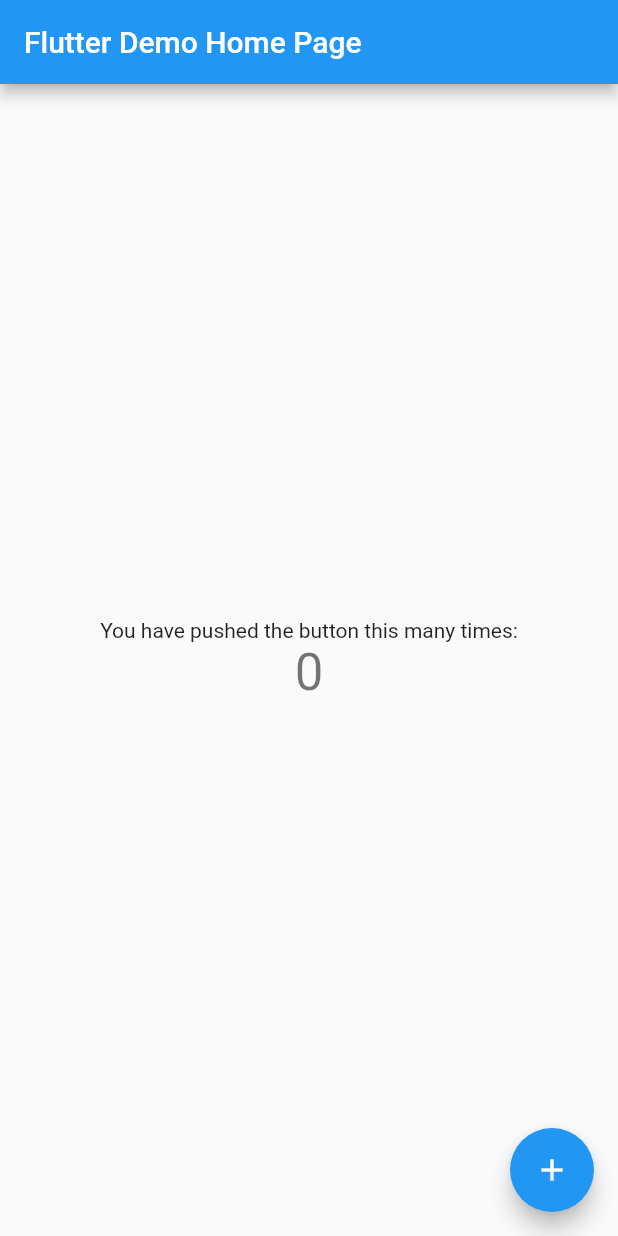
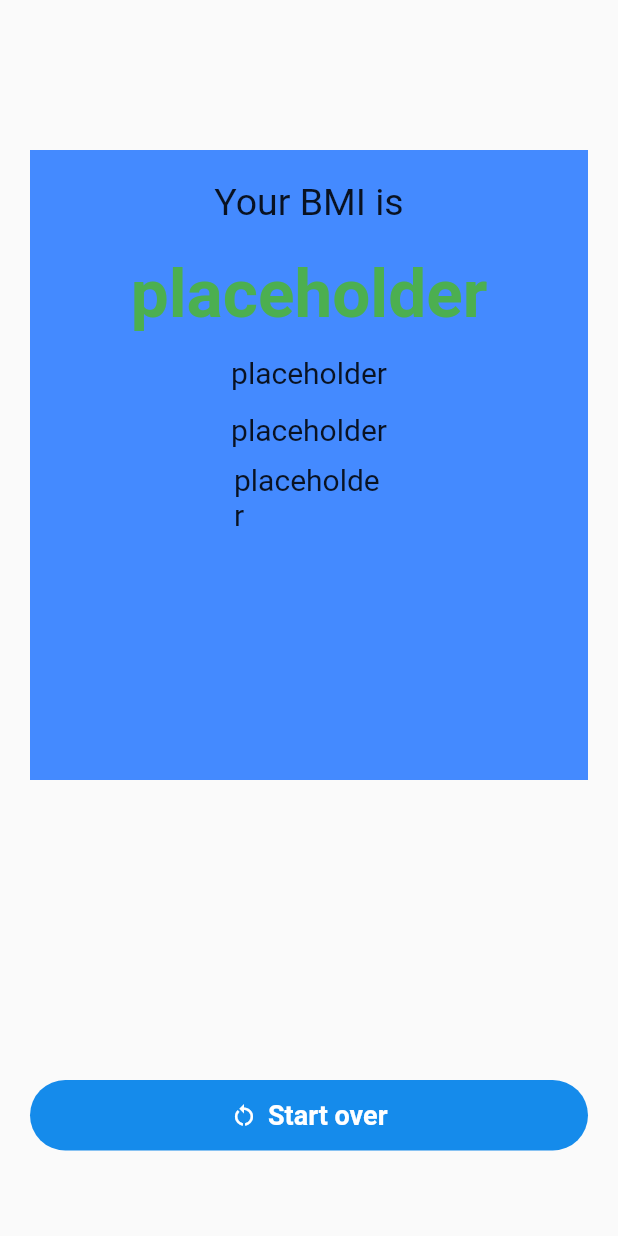
Before and after one commit to oakarakum/bmi_app_group, a Flutter app: the screen it shows after launch, on a phone screen of 412 x 824 dp. Run offline on Flutter 3.47's test engine with Material 2 defaults, Android fonts, the phone set to English and light mode, and no system bars.

Commit message:
2. Sayfanın Taslağı

```diff
--- a/lib/main.dart
+++ b/lib/main.dart
@@ -1,5 +1,6 @@
 import 'package:flutter/material.dart';
-
+import 'package:bmi_app_group/first_screen.dart';
+import 'package:bmi_app_group/second_screen.dart';
 void main() {
   runApp(const MyApp());
 }
@@ -16,7 +17,7 @@
 
         primarySwatch: Colors.blue,
       ),
-      home: const MyHomePage(title: 'Flutter Demo Home Page'),
+      home: SecondScreen(),
     );
   }
 }
--- a/lib/second_screen.dart
+++ b/lib/second_screen.dart
@@ -0,0 +1,89 @@
+// ignore_for_file: prefer_const_constructors
+
+import 'package:flutter/src/widgets/container.dart';
+import 'package:flutter/src/widgets/framework.dart';
+import 'package:flutter/material.dart';
+class SecondScreen extends StatefulWidget {
+  const SecondScreen({super.key});
+
+  @override
+  State<SecondScreen> createState() => _SecondScreenState();
+}
+
+class _SecondScreenState extends State<SecondScreen> {
+  @override
+  Widget build(BuildContext context) {
+    return Scaffold(
+      body: Padding(
+        padding: const EdgeInsets.symmetric(horizontal: 20),
+        child: Column(
+          children: [
+            SizedBox(height: 100),
+            Container(
+              height: 420,
+              width: double.infinity,
+              color: Colors.blueAccent,
+              child: Column(
+                // ignore: prefer_const_literals_to_create_immutables
+                children: [
+                  SizedBox(height: 20),
+                  Text(
+                    "Your BMI is",
+                    style: TextStyle(fontSize: 25),
+                  ),
+                  SizedBox(height: 20),
+                  Text(
+                    "placeholder",
+                    style: TextStyle(
+                        color: Colors.green,
+                        fontSize: 45,
+                        fontWeight: FontWeight.bold),
+                  ),
+                  SizedBox(height: 15),
+                  Text("placeholder", style: TextStyle(fontSize: 20)),
+                  SizedBox(height: 15),
+                  Text("placeholder", style: TextStyle(fontSize: 20)),
+                  SizedBox(height: 10.6),
+                  SizedBox(
+                    height: 100,
+                    width: 100,
+                    child: Text("placeholder", style: TextStyle(fontSize: 20)),
+                  )
+                ],
+              ),
+            ),
+            SizedBox(height: 200),
+            GestureDetector(
+              onTap: () {
+                Navigator.pop(context);
+              },
+              child: Container(
+                height: 47,
+                width: 400,
+                decoration: BoxDecoration(
+                    borderRadius: BorderRadius.circular(100),
+                    color: Color.fromARGB(255, 21, 139, 235)),
+                child: Center(
+                  child: Row(
+                    mainAxisAlignment: MainAxisAlignment.center,
+                    crossAxisAlignment: CrossAxisAlignment.center,
+                    // ignore: prefer_const_literals_to_create_immutables
+                    children: [
+                      Icon(Icons.restart_alt, color: Colors.white, size: 18),
+                      SizedBox(width: 7),
+                      Text("Start over",
+                          style: TextStyle(
+                              color: Colors.white,
+                              fontSize: 18,
+                              fontWeight: FontWeight.w600)),
+                    ],
+                  ),
+                ),
+              ),
+            )
+          ],
+        ),
+      ),
+    );
+  }
+}
```
